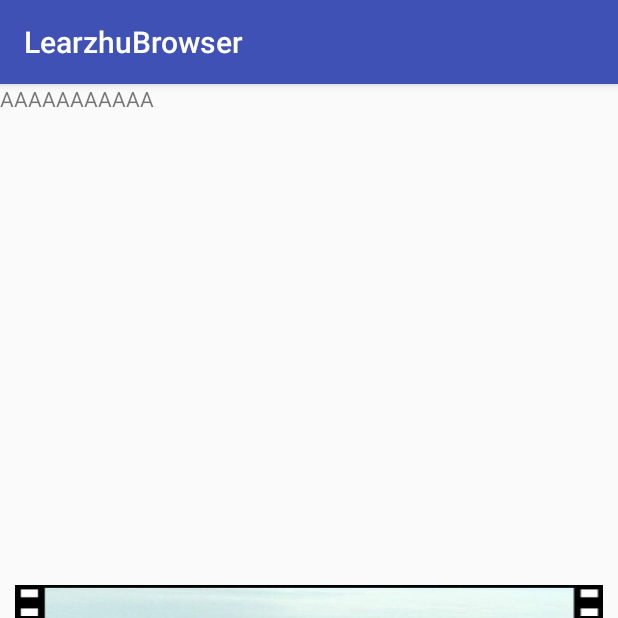
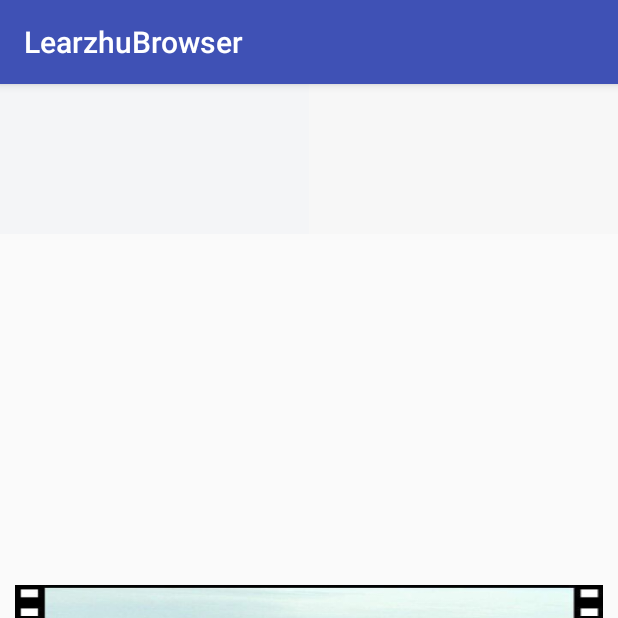
Before and after one commit to Learzhu/LearzhuBrowser, an Android app: the ImageActivity screen opened directly, with no data from a screen before it, on a phone screen of 412 x 824 dp, the top half of it. Run offline under Robolectric (Android 15) with nearby library versions, the phone set to English and light mode, and no system bars.

```diff
--- a/app/src/main/res/layout/activity_image.xml
+++ b/app/src/main/res/layout/activity_image.xml
@@ -22,4 +22,21 @@
         android:layout_height="wrap_content"
         android:text="AAAAAAAAAAA"/>
 
+    <LinearLayout
+        android:layout_width="match_parent"
+        android:layout_height="100dp"
+        android:orientation="horizontal">
+
+        <View
+            android:layout_width="0dp"
+            android:layout_height="match_parent"
+            android:layout_weight="1"
+            android:background="#F4F5F7"/>
+
+        <View
+            android:layout_width="0dp"
+            android:layout_height="match_parent"
+            android:layout_weight="1"
+            android:background="#f7f7f7"/>
+    </LinearLayout>
 </RelativeLayout>
```
